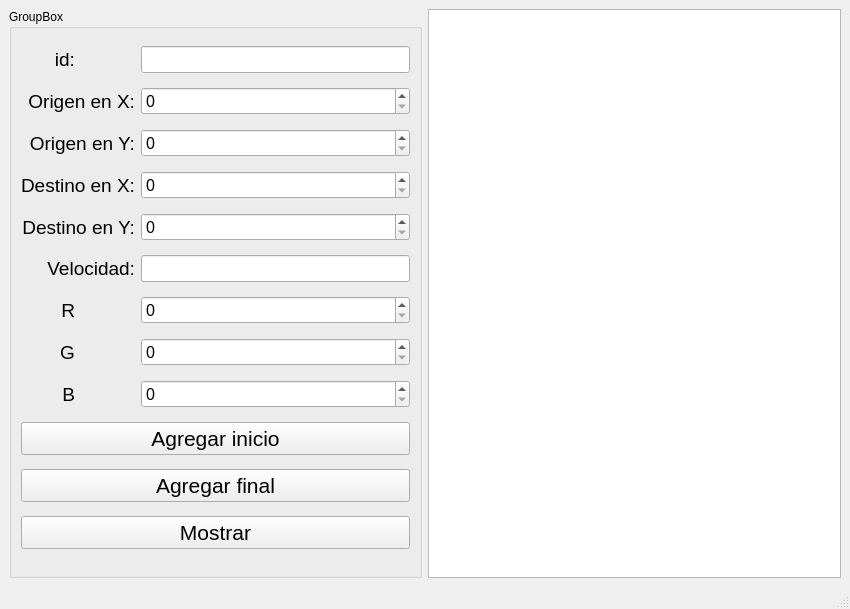
This is mainwindow.ui in Axyoan/Act8 as Qt 5 draws it before an edit. The edited form follows.
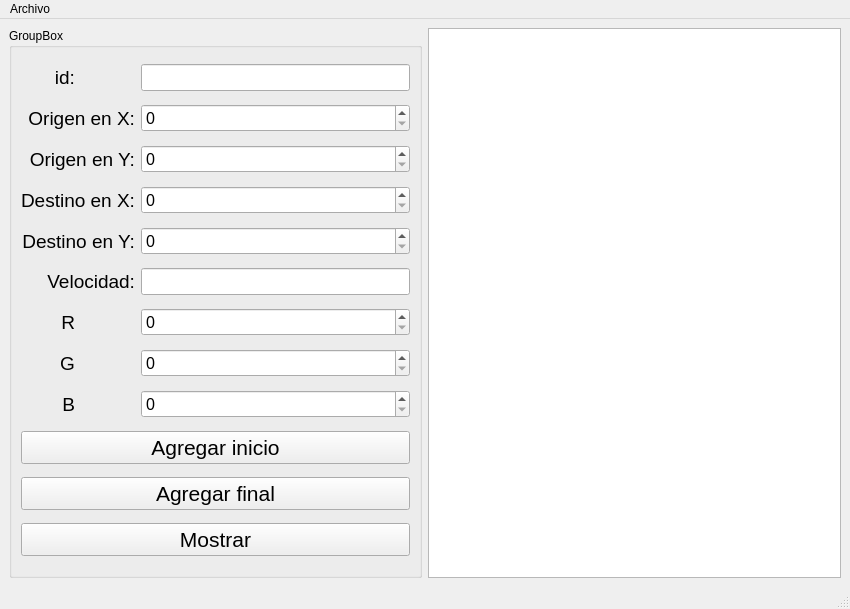
This is the edited form.

The edit to the form file:
```diff
--- a/mainwindow.ui
+++ b/mainwindow.ui
@@ -339,6 +339,14 @@
      <height>21</height>
     </rect>
    </property>
+   <widget class="QMenu" name="menuArchivo">
+    <property name="title">
+     <string>Archivo</string>
+    </property>
+    <addaction name="actionAbrir"/>
+    <addaction name="actionGuardar"/>
+   </widget>
+   <addaction name="menuArchivo"/>
   </widget>
   <widget class="QStatusBar" name="statusbar"/>
  </widget>
```
Left out of the diff: 16 changed lines with no effect on the pictures.
